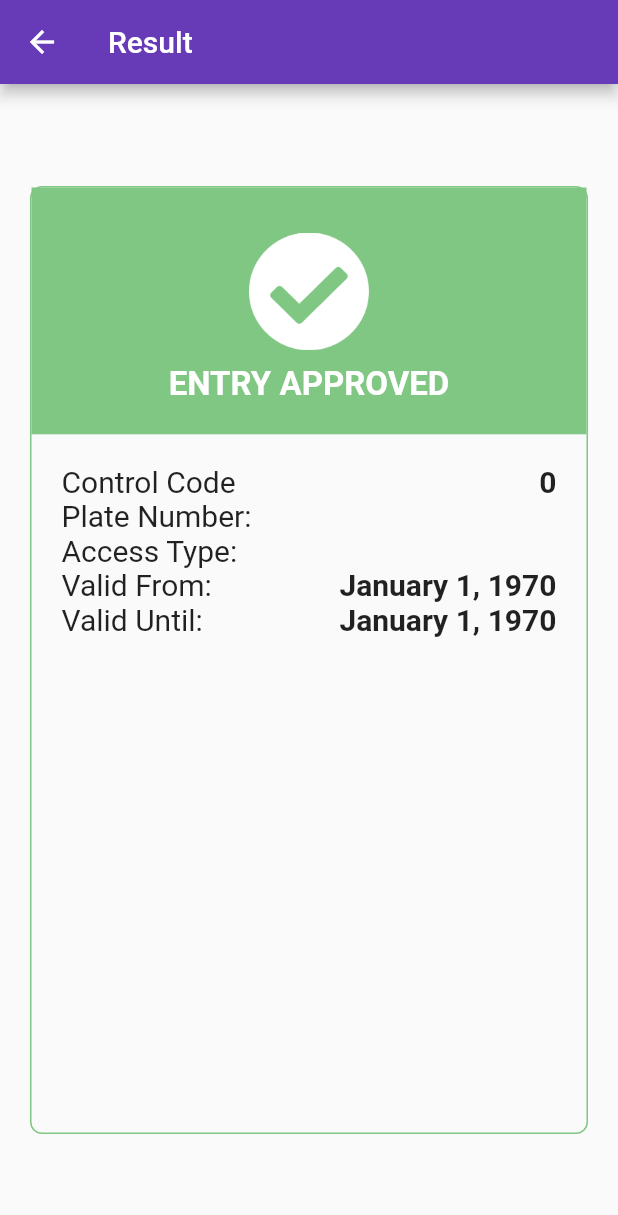
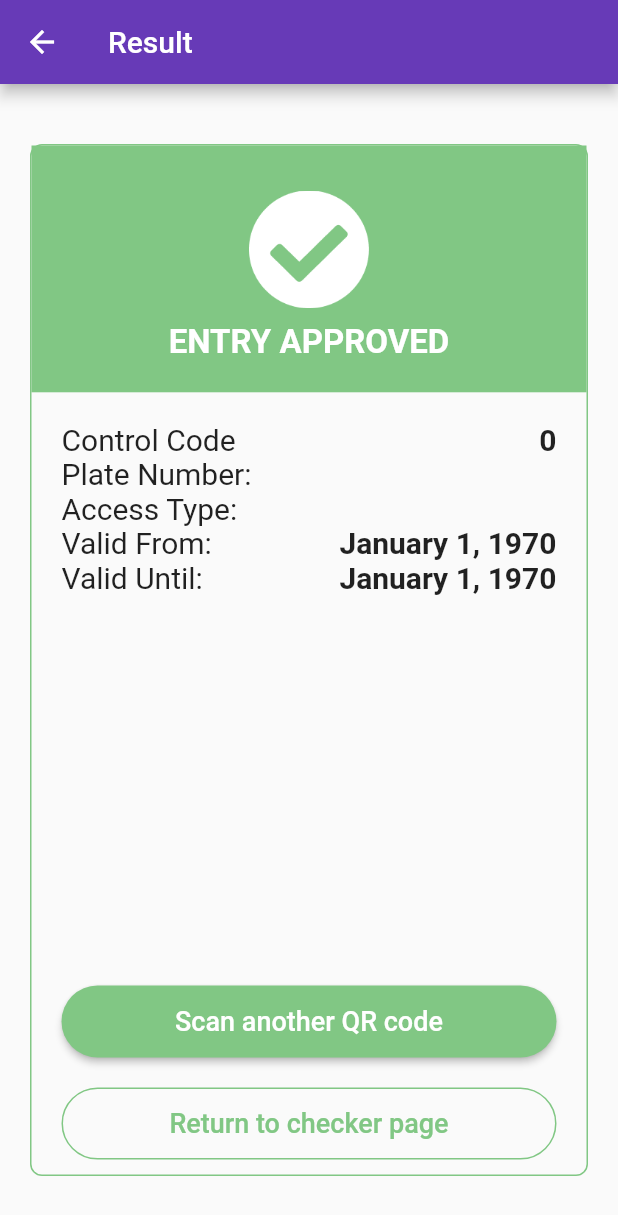
Before and after one commit to ginduc/rapidpass-checkpoint, a Flutter app: the PassOkScreen screen opened directly with empty values, on a phone screen of 412 x 824 dp. Shown: the top 1215 px of the screen. Run offline on Flutter 3.47's test engine with Material 2 defaults, Android fonts, the phone set to English and light mode, and no system bars; missing offline and left inert: barcode_scan, device_id.

Commit message:
Looks good

```diff
--- a/lib/screens/pass_ok.dart
+++ b/lib/screens/pass_ok.dart
@@ -18,7 +18,9 @@ class PassOkScreen extends StatelessWidget {
       'Valid From:': qrData.validFromDisplayDate(),
       'Valid Until:': qrData.validUntilDisplayDate(),
     };
-    return Scaffold(
+    return Theme(
+      data: Green.buildFor(context),
+      child: Scaffold(
           appBar: AppBar(title: Text('Result')),
           body: Padding(
             padding: const EdgeInsets.all(20.0),
@@ -26,7 +28,7 @@ class PassOkScreen extends StatelessWidget {
                 decoration: BoxDecoration(
                     border: Border.all(color: green300, width: 1.0),
                     borderRadius: BorderRadius.circular(8.0)),
-              margin: const EdgeInsets.symmetric(vertical: 48.0),
+                margin: const EdgeInsets.symmetric(vertical: 20.0),
                 child: Center(
                     child: Column(
                         mainAxisAlignment: MainAxisAlignment.start,
@@ -75,7 +77,49 @@ class PassOkScreen extends StatelessWidget {
                                         )
                                       ]))
                                   .toList())),
+                      Spacer(),
+                      Padding(
+                        padding: const EdgeInsets.symmetric(
+                            vertical: 10.0, horizontal: 20.0),
+                        child: SizedBox(
+                          height: 48,
+                          width: 300.0,
+                          child: RaisedButton(
+                            shape: new RoundedRectangleBorder(
+                                borderRadius: BorderRadius.circular(24.0)),
+                            onPressed: () {
+                              Navigator.pop(context);
+                            },
+                            child: Text('Scan another QR code',
+                                style: TextStyle(
+                                    // Not sure how to get rid of color: Colors.white here
+                                    color: Colors.white,
+                                    fontSize: 18.0)),
+                          ),
+                        ),
+                      ),
+                      Padding(
+                        padding: const EdgeInsets.symmetric(
+                            vertical: 10.0, horizontal: 20.0),
+                        child: SizedBox(
+                          height: 48,
+                          child: FlatButton(
+                            shape: new RoundedRectangleBorder(
+                                borderRadius: BorderRadius.circular(24.0),
+                                side: BorderSide(color: green300)),
+                            onPressed: () {
+                              Navigator.pop(context);
+                            },
+                            child: Text('Return to checker page',
+                                style: TextStyle(
+                                    // Not sure how to get rid of color: Colors.white here
+                                    color: green300,
+                                    fontSize: 18.0)),
+                          ),
+                        ),
+                      )
                     ]))),
-        ));
+          )),
+    );
   }
 }
--- a/lib/screens/welcome_screen.dart
+++ b/lib/screens/welcome_screen.dart
@@ -1,6 +1,3 @@
-import 'dart:async';
-
-import 'package:device_id/device_id.dart';
 import 'package:flutter/material.dart';
 import 'package:provider/provider.dart';
 import 'package:rapidpass_checkpoint/themes/default.dart';
@@ -16,7 +13,8 @@ class WelcomeScreen extends StatefulWidget {
 class WelcomeScreenState extends State<WelcomeScreen> {
   @override
   Widget build(BuildContext context) {
-    final DeviceInfoModel _deviceNotifier = Provider.of<DeviceInfoModel>(context);
+    final DeviceInfoModel _deviceNotifier =
+        Provider.of<DeviceInfoModel>(context);
 
     return FutureBuilder<String>(
         future: _deviceNotifier.getImei(),
@@ -24,28 +22,8 @@ class WelcomeScreenState extends State<WelcomeScreen> {
           String imei = snapshot.hasData
               ? 'IMEI: ${snapshot.data}'
               : 'Retreiving IMEI...';
-          final themeData = Theme.of(context);
-          final colorScheme = themeData.colorScheme.copyWith(
-              surface: deepPurple900,
-              background: deepPurple900,
-              primary: deepPurple900,
-              primaryVariant: green300,
-              onPrimary: Colors.white,
-              onSurface: Colors.white,
-              onBackground: Colors.white,
-              onError: Colors.white,
-              onSecondary: Colors.white);
-          final textTheme = themeData.textTheme.apply(bodyColor: Colors.white);
-          final primaryTextTheme =
-              themeData.primaryTextTheme.apply(bodyColor: Colors.white);
           return Theme(
-            data: themeData.copyWith(
-                buttonTheme: themeData.buttonTheme.copyWith(
-                    buttonColor: green300,
-                    colorScheme: colorScheme,
-                    textTheme: ButtonTextTheme.accent),
-                textTheme: textTheme,
-                primaryTextTheme: primaryTextTheme),
+            data: Purple.buildFor(context),
             child: Scaffold(
               backgroundColor: deepPurple600,
               body: Container(
--- a/lib/themes/default.dart
+++ b/lib/themes/default.dart
@@ -20,3 +20,42 @@ final ColorScheme rapidPassColorScheme = ColorScheme(
     secondary: green300,
     secondaryVariant: Colors.greenAccent,
     surface: light.surface);
+
+class Purple {
+  static ThemeData buildFor(BuildContext context) {
+    final themeData = Theme.of(context);
+    final colorScheme = themeData.colorScheme.copyWith(
+        surface: deepPurple900,
+        background: deepPurple900,
+        primary: deepPurple900,
+        primaryVariant: green300,
+        onPrimary: Colors.white,
+        onSurface: Colors.white,
+        onBackground: Colors.white,
+        onError: Colors.white,
+        onSecondary: Colors.white);
+    final textTheme = themeData.textTheme.apply(bodyColor: Colors.white);
+    final primaryTextTheme =
+        themeData.primaryTextTheme.apply(bodyColor: Colors.white);
+    return themeData.copyWith(
+        buttonTheme: themeData.buttonTheme.copyWith(
+            buttonColor: green300,
+            colorScheme: colorScheme,
+            textTheme: ButtonTextTheme.accent),
+        textTheme: textTheme,
+        primaryTextTheme: primaryTextTheme);
+  }
+}
+
+class Green {
+  static ThemeData buildFor(BuildContext context) {
+    final themeData = Theme.of(context);
+    final colorScheme = themeData.colorScheme
+        .copyWith(surface: green300, primary: deepPurple900);
+    return themeData.copyWith(
+        buttonTheme: themeData.buttonTheme.copyWith(
+            buttonColor: green300,
+            colorScheme: colorScheme,
+            textTheme: ButtonTextTheme.accent));
+  }
+}
```
Lines whose indentation alone changed are shown as unchanged.
